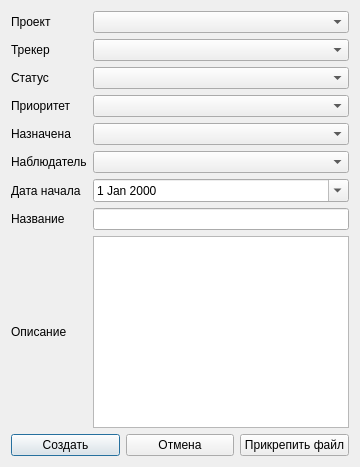
Before: the Qt Designer form createticketdialog.ui in abdull-vetrom/TickteSystem, drawn with Qt 5.
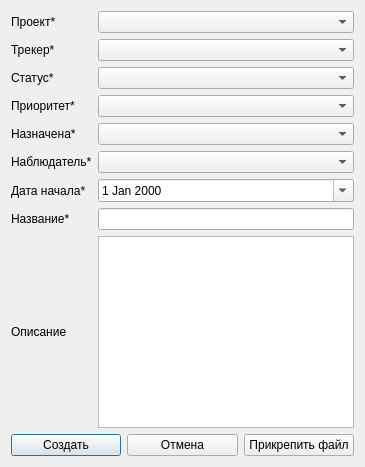
After: the same form once the commit is applied.

Patch:
```diff
--- a/createticketdialog.ui
+++ b/createticketdialog.ui
@@ -9,7 +9,7 @@
    <item row="0" column="0">
     <widget class="QLabel" name="labelProject">
      <property name="text">
-      <string>Проект</string>
+      <string>Проект*</string>
      </property>
     </widget>
    </item>
@@ -20,7 +20,7 @@
    <item row="1" column="0">
     <widget class="QLabel" name="labelTracker">
      <property name="text">
-      <string>Трекер</string>
+      <string>Трекер*</string>
      </property>
     </widget>
    </item>
@@ -31,7 +31,7 @@
    <item row="2" column="0">
     <widget class="QLabel" name="labelStatus">
      <property name="text">
-      <string>Статус</string>
+      <string>Статус*</string>
      </property>
     </widget>
    </item>
@@ -42,7 +42,7 @@
    <item row="3" column="0">
     <widget class="QLabel" name="labelPriority">
      <property name="text">
-      <string>Приоритет</string>
+      <string>Приоритет*</string>
      </property>
     </widget>
    </item>
@@ -53,7 +53,7 @@
    <item row="4" column="0">
     <widget class="QLabel" name="labelAssignee">
      <property name="text">
-      <string>Назначена</string>
+      <string>Назначена*</string>
      </property>
     </widget>
    </item>
@@ -64,7 +64,7 @@
    <item row="5" column="0">
     <widget class="QLabel" name="labelWatcher">
      <property name="text">
-      <string>Наблюдатель</string>
+      <string>Наблюдатель*</string>
      </property>
     </widget>
    </item>
@@ -75,7 +75,7 @@
    <item row="6" column="0">
     <widget class="QLabel" name="labelStartDate">
      <property name="text">
-      <string>Дата начала</string>
+      <string>Дата начала*</string>
      </property>
     </widget>
    </item>
@@ -90,7 +90,7 @@
    <item row="7" column="0">
     <widget class="QLabel" name="labelTitle">
      <property name="text">
-      <string>Название</string>
+      <string>Название*</string>
      </property>
     </widget>
    </item>
```
